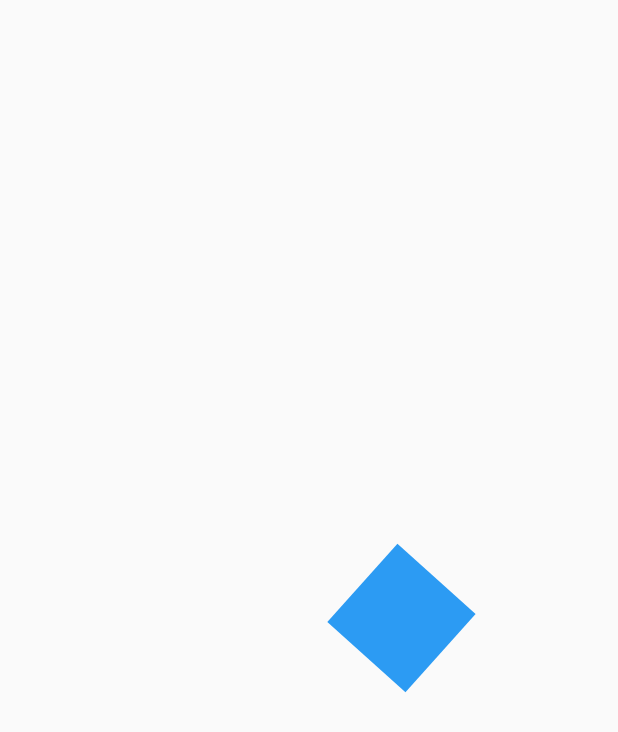
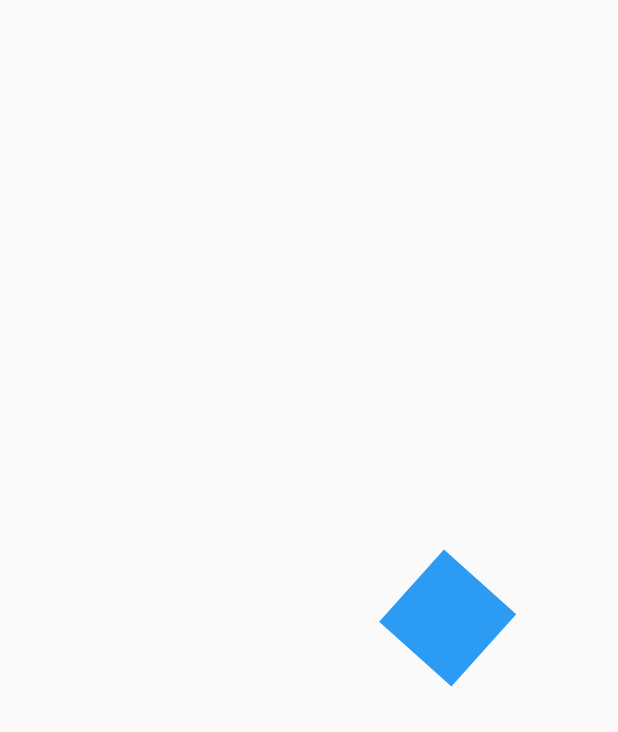
Before and after one commit to JoseArreolaPrado/ui_flutter, a Flutter app: the first screen one second after launch, on a phone screen of 412 x 824 dp. Shown: the top 732 px of the screen. Run offline on Flutter 3.47's test engine with Material 2 defaults, Android fonts, the phone set to English and light mode, and no system bars.

Commit message:
Added incremental size for element

```diff
--- a/lib/src/pages/animations_page.dart
+++ b/lib/src/pages/animations_page.dart
@@ -30,6 +30,7 @@ class _AnimatedSquareState extends State<AnimatedSquare>
   late Animation<double> rotation;
   late Animation<double> opacity;
   late Animation<double> moveToRight;
+  late Animation<double> increase;
 
   @override
   void initState() {
@@ -49,7 +50,11 @@ class _AnimatedSquareState extends State<AnimatedSquare>
       ),
     );
 
-    moveToRight = Tween(begin: 0.0, end: 200.0).animate(
+    moveToRight = Tween(begin: 0.0, end: 300.0).animate(
+      CurvedAnimation(parent: controller, curve: Curves.easeOut),
+    );
+
+    increase = Tween(begin: 0.0, end: 3.0).animate(
       CurvedAnimation(parent: controller, curve: Curves.easeOut),
     );
 
@@ -82,7 +87,13 @@ class _AnimatedSquareState extends State<AnimatedSquare>
           offset: Offset(moveToRight.value, 0),
           child: Transform.rotate(
             angle: rotation.value,
-            child: Opacity(opacity: opacity.value, child: childRectangle),
+            child: Opacity(
+              opacity: opacity.value,
+              child: Transform.scale(
+                scale: increase.value,
+                child: childRectangle,
+              ),
+            ),
           ),
         );
       },
```
